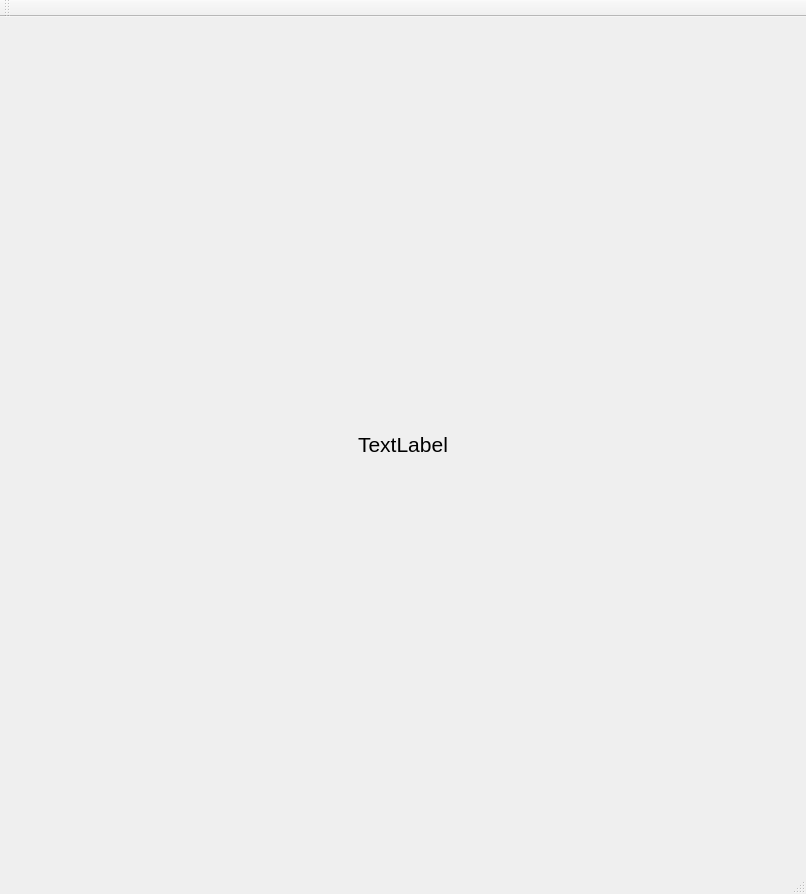
GreysonKrystian/chess, file ChessGUIV3/ChessGUIV3.ui: the form before one commit.
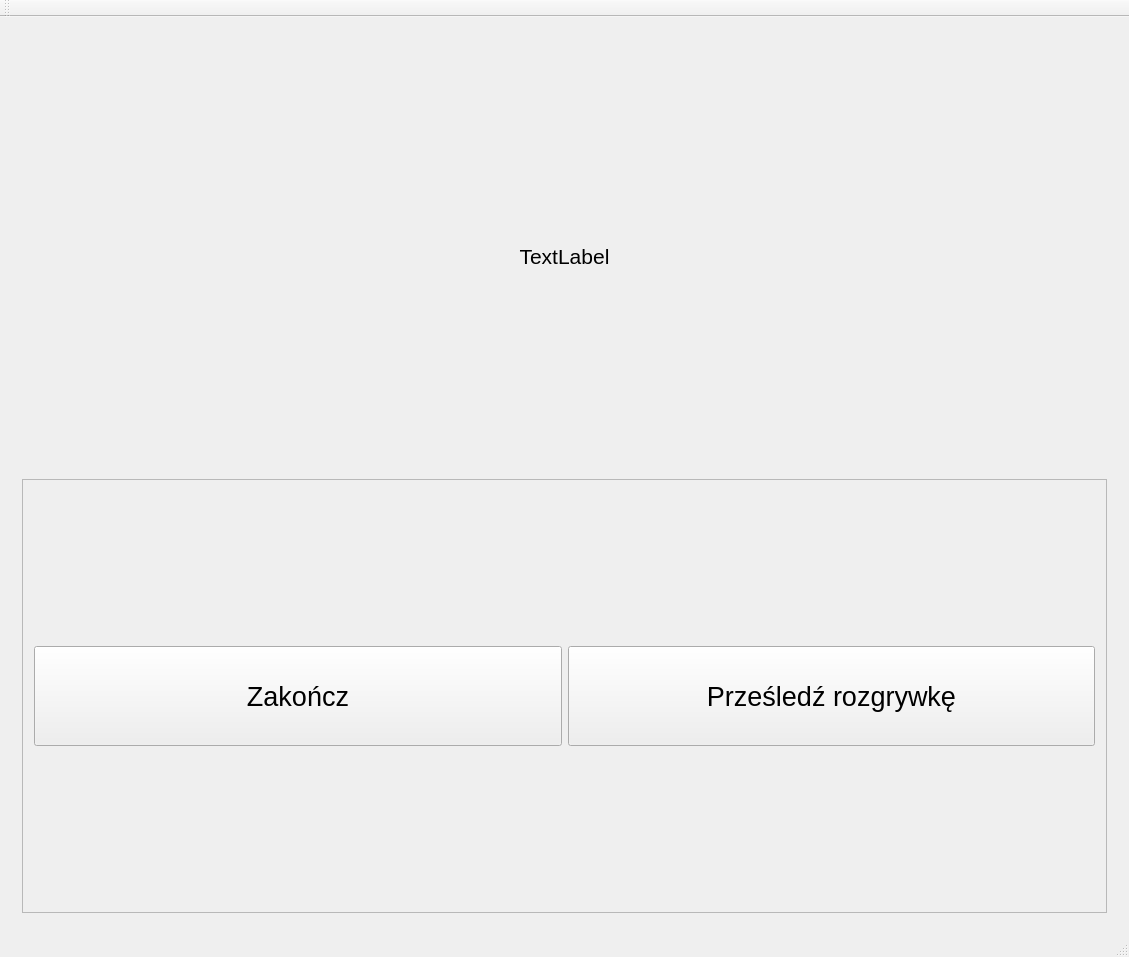
The form after the commit. The open tabs and pages were chosen to show the change.

Commit message: created records for game

Patch:
```diff
--- a/ChessGUIV3/ChessGUIV3.ui
+++ b/ChessGUIV3/ChessGUIV3.ui
@@ -6,8 +6,8 @@
    <rect>
     <x>0</x>
     <y>0</y>
-    <width>806</width>
-    <height>894</height>
+    <width>1129</width>
+    <height>957</height>
    </rect>
   </property>
   <property name="sizePolicy">
@@ -18,16 +18,16 @@
   </property>
   <property name="maximumSize">
    <size>
-    <width>806</width>
-    <height>894</height>
+    <width>1130</width>
+    <height>957</height>
    </size>
   </property>
   <property name="windowTitle">
    <string>ChessGUIV3</string>
   </property>
   <widget class="QWidget" name="centralWidget">
-   <layout class="QGridLayout" name="gridLayout_2">
-    <item row="0" column="0">
+   <layout class="QVBoxLayout" name="verticalLayout_3">
+    <item>
      <widget class="QStackedWidget" name="stackedWidget">
       <property name="currentIndex">
        <number>1</number>
@@ -3307,8 +3307,8 @@
        </layout>
       </widget>
       <widget class="QWidget" name="page_3">
-       <layout class="QGridLayout" name="gridLayout_4">
-        <item row="0" column="0">
+       <layout class="QVBoxLayout" name="verticalLayout_5">
+        <item>
          <widget class="QLabel" name="display_win">
           <property name="font">
            <font>
@@ -3323,6 +3323,66 @@
           </property>
          </widget>
         </item>
+        <item>
+         <widget class="QFrame" name="frame_4">
+          <property name="frameShape">
+           <enum>QFrame::StyledPanel</enum>
+          </property>
+          <property name="frameShadow">
+           <enum>QFrame::Raised</enum>
+          </property>
+          <layout class="QHBoxLayout" name="horizontalLayout_2">
+           <item>
+            <widget class="QPushButton" name="pushButton">
+             <property name="sizePolicy">
+              <sizepolicy hsizetype="Minimum" vsizetype="Maximum">
+               <horstretch>0</horstretch>
+               <verstretch>0</verstretch>
+              </sizepolicy>
+             </property>
+             <property name="maximumSize">
+              <size>
+               <width>16777215</width>
+               <height>100</height>
+              </size>
+             </property>
+             <property name="font">
+              <font>
+               <pointsize>20</pointsize>
+              </font>
+             </property>
+             <property name="text">
+              <string>Zakończ</string>
+             </property>
+            </widget>
+           </item>
+           <item>
+            <widget class="QPushButton" name="pushButton_2">
+             <property name="sizePolicy">
+              <sizepolicy hsizetype="Minimum" vsizetype="Maximum">
+               <horstretch>0</horstretch>
+               <verstretch>0</verstretch>
+              </sizepolicy>
+             </property>
+             <property name="maximumSize">
+              <size>
+               <width>16777215</width>
+               <height>100</height>
+              </size>
+             </property>
+             <property name="font">
+              <font>
+               <pointsize>20</pointsize>
+              </font>
+             </property>
+             <property name="text">
+              <string>Prześledź rozgrywkę</string>
+             </property>
+            </widget>
+           </item>
+          </layout>
+         </widget>
+        </item>
        </layout>
       </widget>
      </widget>
```
Left out of the diff: 3706 changed lines with no effect on the pictures. Lines whose indentation alone changed are shown as unchanged. The commit also changes 2 other files.
